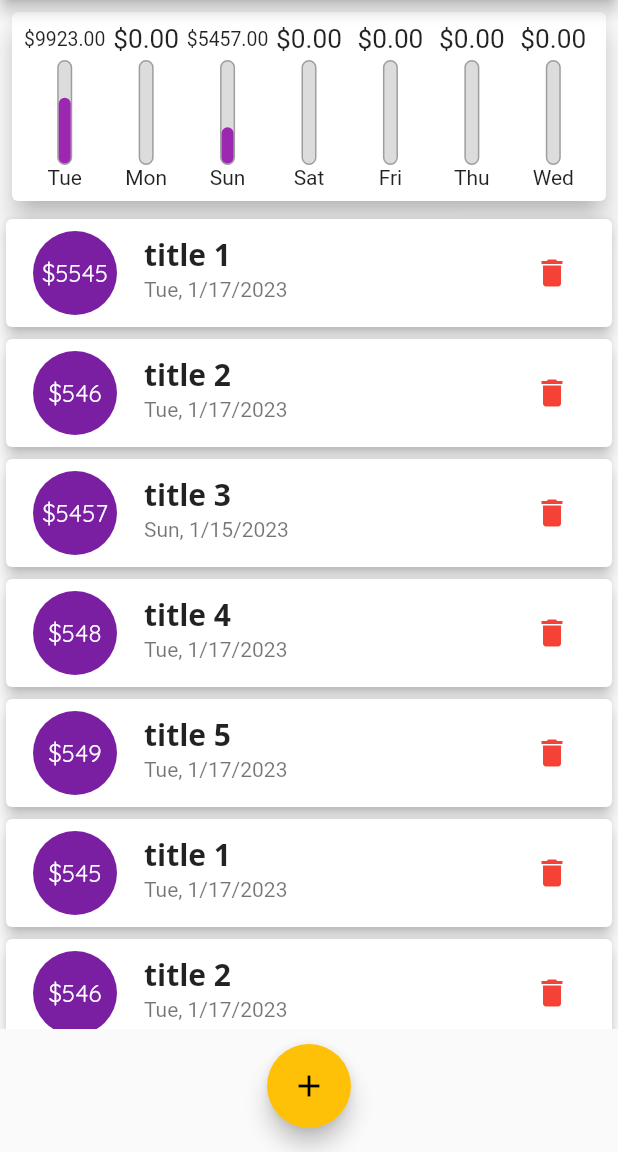
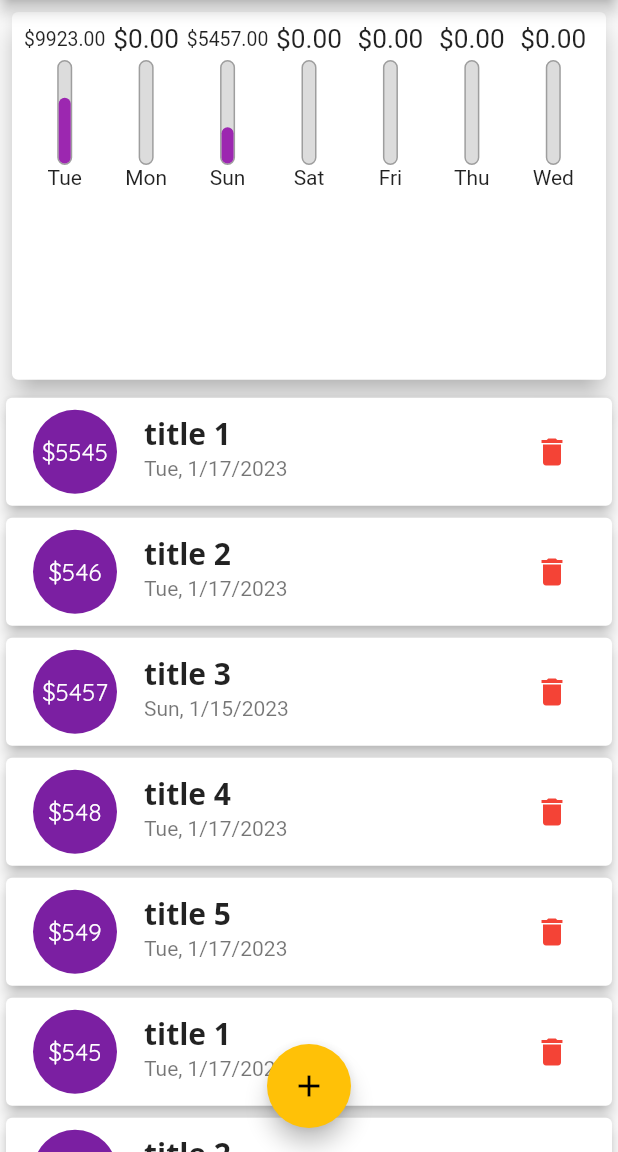
Before and after one commit to pd28CSE/flutter_personal_expenses1, a Flutter app: the screen it shows after launch, on a phone screen of 412 x 824 dp, the part 84-1236 px from its top. Run offline on Flutter 3.47's test engine with Material 2 defaults, Android fonts, the phone set to English and light mode, and no system bars.

Commit message:
add responsive in list view and chart view

```diff
--- a/lib/main.dart
+++ b/lib/main.dart
@@ -145,11 +145,21 @@ class _HomeState extends State<_Home> {
         child: Column(
           children: [
             Container(
+              height: (MediaQuery.of(context).size.height -
+                      MediaQuery.of(context).padding.top -
+                      appBar.preferredSize.height) *
+                  0.34,
               child: Chart(recentTransactions: _transactions),
             ),
-            TransactionList(
-                transactions: _transactions,
-                deleteTransaction: _deleteTransaction),
+            Container(
+              height: (MediaQuery.of(context).size.height -
+                      MediaQuery.of(context).padding.top -
+                      appBar.preferredSize.height) *
+                  0.66,
+              child: TransactionList(
+                  transactions: _transactions,
+                  deleteTransaction: _deleteTransaction),
+            ),
           ],
         ),
       ),
--- a/lib/widgets/transaction_list.dart
+++ b/lib/widgets/transaction_list.dart
@@ -12,9 +12,7 @@ class TransactionList extends StatelessWidget {
 
   @override
   Widget build(BuildContext context) {
-    return Container(
-      height: MediaQuery.of(context).size.height * 0.66,
-      child: transactions.isEmpty
+    return transactions.isEmpty
         ? Column(
             children: [
               Text(
@@ -54,8 +52,8 @@ class TransactionList extends StatelessWidget {
                     transactions[index].title,
                     style: Theme.of(context).textTheme.headline6,
                   ),
-                    subtitle: Text(
-                        DateFormat.yMEd().format(transactions[index].date)),
+                  subtitle:
+                      Text(DateFormat.yMEd().format(transactions[index].date)),
                   trailing: IconButton(
                     icon: Icon(Icons.delete, color: Colors.red),
                     onPressed: () => deleteTransaction(index),
@@ -63,7 +61,6 @@ class TransactionList extends StatelessWidget {
                 ),
               );
             },
-            ),
           );
   }
 }
```
Lines whose indentation alone changed are shown as unchanged.
